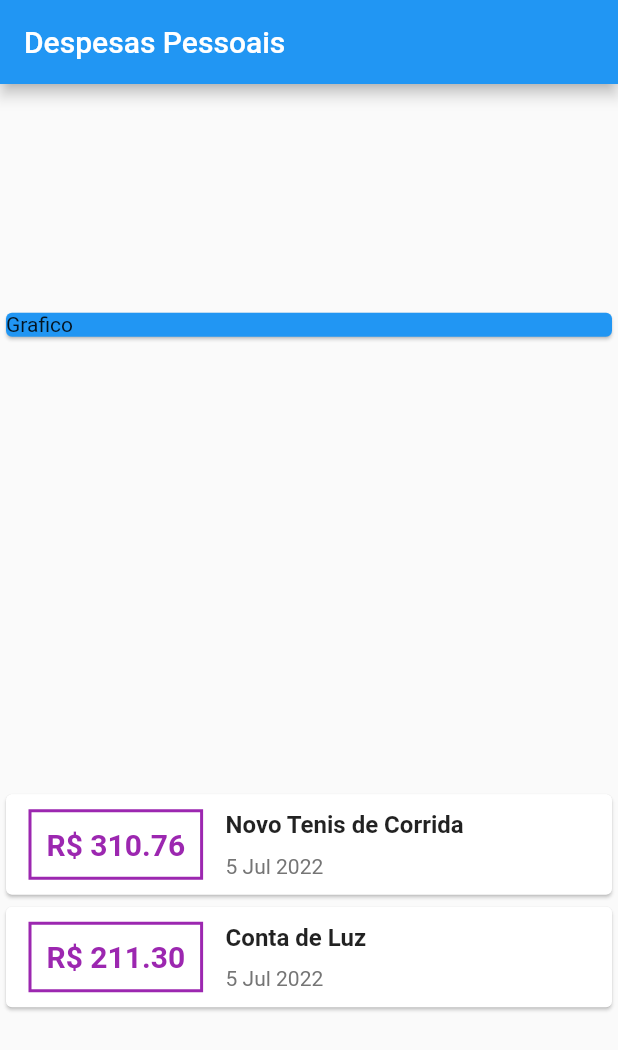
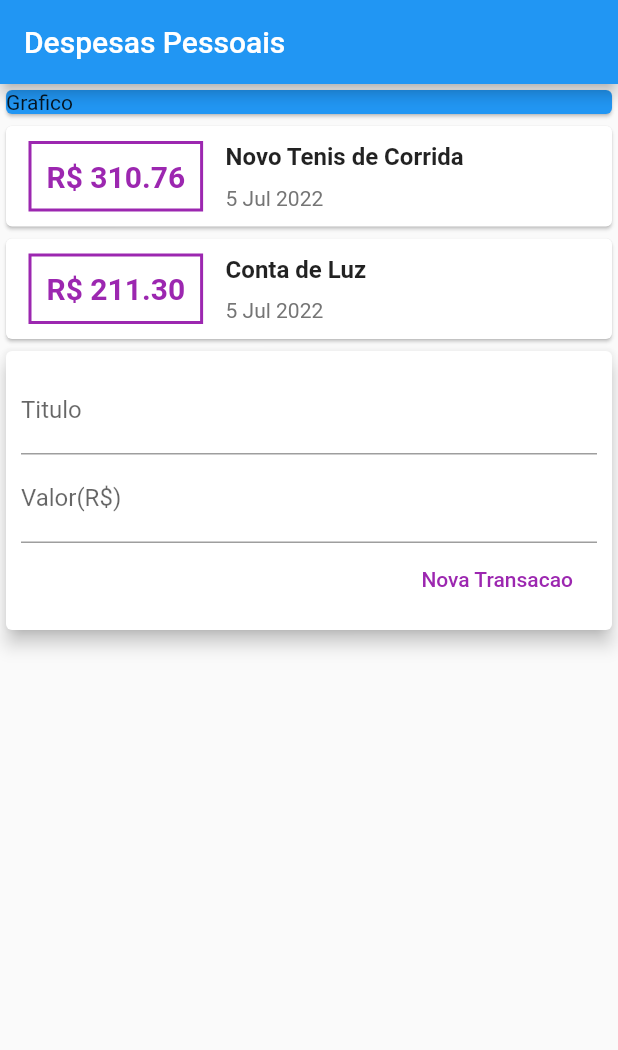
Before and after one commit to daygorgonha/expanses, a Flutter app: the screen it shows after launch, on a phone screen of 412 x 824 dp. Shown: the top 1050 px of the screen. Run offline on Flutter 3.47's test engine with Material 2 defaults, Android fonts, the phone set to English and light mode, and no system bars.

Commit message:
feat: using textfield

```diff
--- a/lib/main.dart
+++ b/lib/main.dart
@@ -14,6 +14,9 @@ class ExpensesApp extends StatelessWidget {
 }
 
 class MyHomePage extends StatelessWidget {
+  final titleController = TextEditingController();
+  final valueController = TextEditingController();
+
   final _transactions = [
     Transaction(
       id: 't1',
@@ -36,7 +39,6 @@ class MyHomePage extends StatelessWidget {
         title: Text('Despesas Pessoais'),
       ),
       body: Column(
-        mainAxisAlignment: MainAxisAlignment.spaceAround,
         crossAxisAlignment: CrossAxisAlignment.stretch,
         children: <Widget>[
           Container(
@@ -99,6 +101,41 @@ class MyHomePage extends StatelessWidget {
               );
             }).toList(),
           ),
+          Card(
+            elevation: 5,
+            child: Padding(
+              padding: const EdgeInsets.all(10),
+              child: Column(
+                children: <Widget>[
+                  TextField(
+                    controller: titleController,
+                    decoration: InputDecoration(
+                      labelText: 'Titulo',
+                    ),
+                  ),
+                  TextField(
+                    controller: valueController,
+                    decoration: InputDecoration(
+                      labelText: 'Valor(R\$)',
+                    ),
+                  ),
+                  Row(
+                    mainAxisAlignment: MainAxisAlignment.end,
+                    children: [
+                      FlatButton(
+                        child: Text('Nova Transacao'),
+                        textColor: Colors.purple,
+                        onPressed: () {
+                          print(titleController.text);
+                          print(valueController.text);
+                        },
+                      ),
+                    ],
+                  ),
+                ],
+              ),
+            ),
+          ),
         ],
       ),
     );
```
